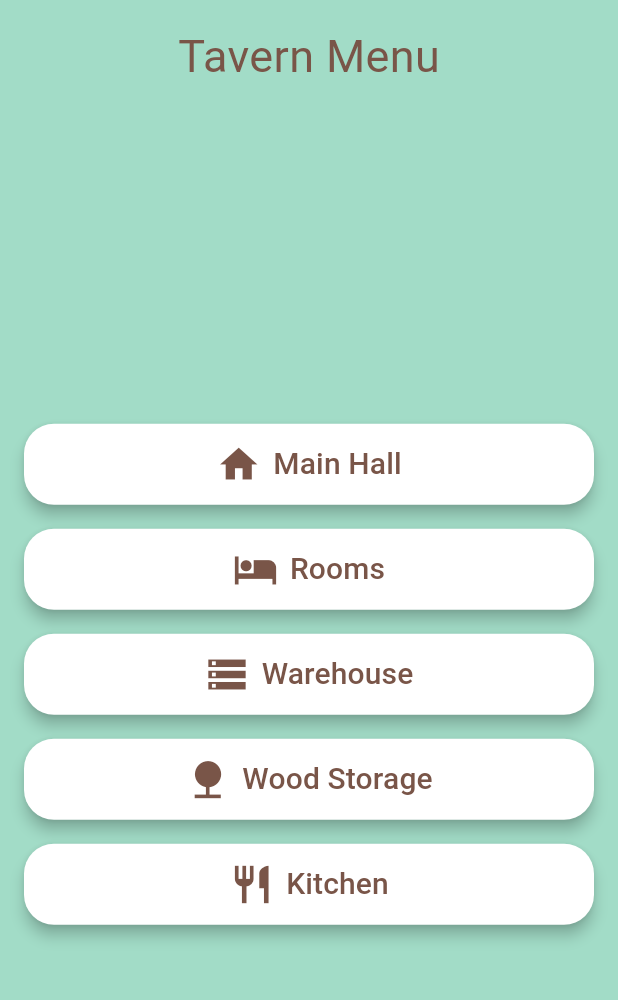
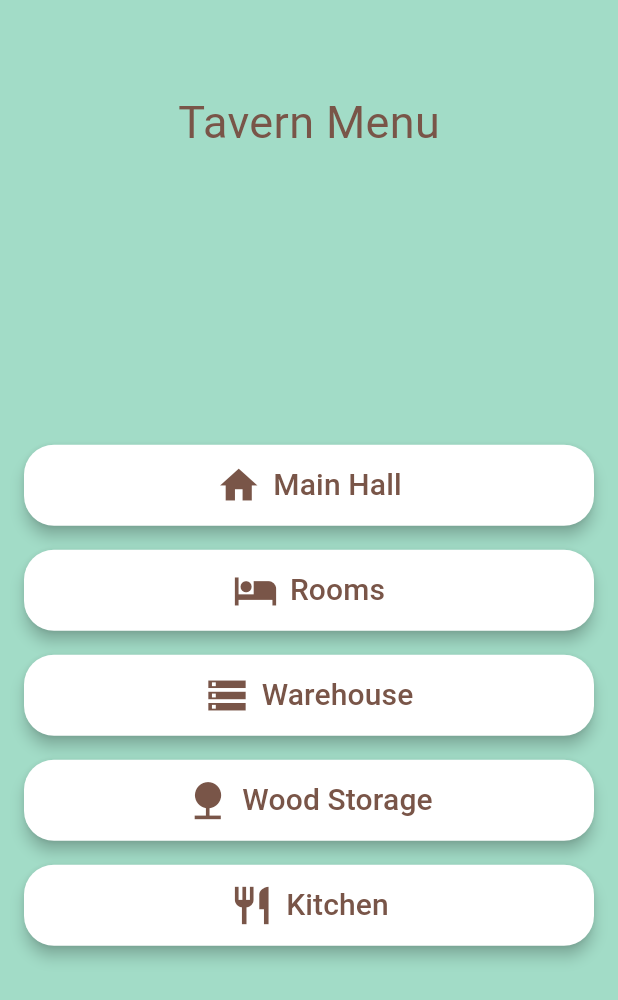
Before and after one commit to ihashand/Idle_Tavern_Rpg, a Flutter app: the TavernInteriorScreen screen opened by its route, on a phone screen of 412 x 824 dp. Shown: the top 1000 px of the screen. Run offline on Flutter 3.47's test engine with Material 2 defaults, Android fonts, the phone set to English and light mode, and no system bars; our stand-ins replace audioplayers, firebase_core, go_router, google_mobile_ads, in_app_purchase, shared_preferences; missing offline and left inert: games_services; accounts and stored records are empty; generated files the repository leaves out were written again; Roboto replaces fonts that are missing (Aceking).

Commit message:
Update tavern_interior_screen.dart
notch fix

```diff
--- a/lib/src/tavern_interior/tavern_interior_screen.dart
+++ b/lib/src/tavern_interior/tavern_interior_screen.dart
@@ -18,7 +18,7 @@ class TavernInteriorScreen extends StatelessWidget {
         crossAxisAlignment: CrossAxisAlignment.center,
         children: [
           Padding(
-            padding: const EdgeInsets.all(16),
+            padding: EdgeInsets.only(top: 60, left: 16, right: 16),
             child: Center(
               child: Text(
                 'Tavern Menu',
```
